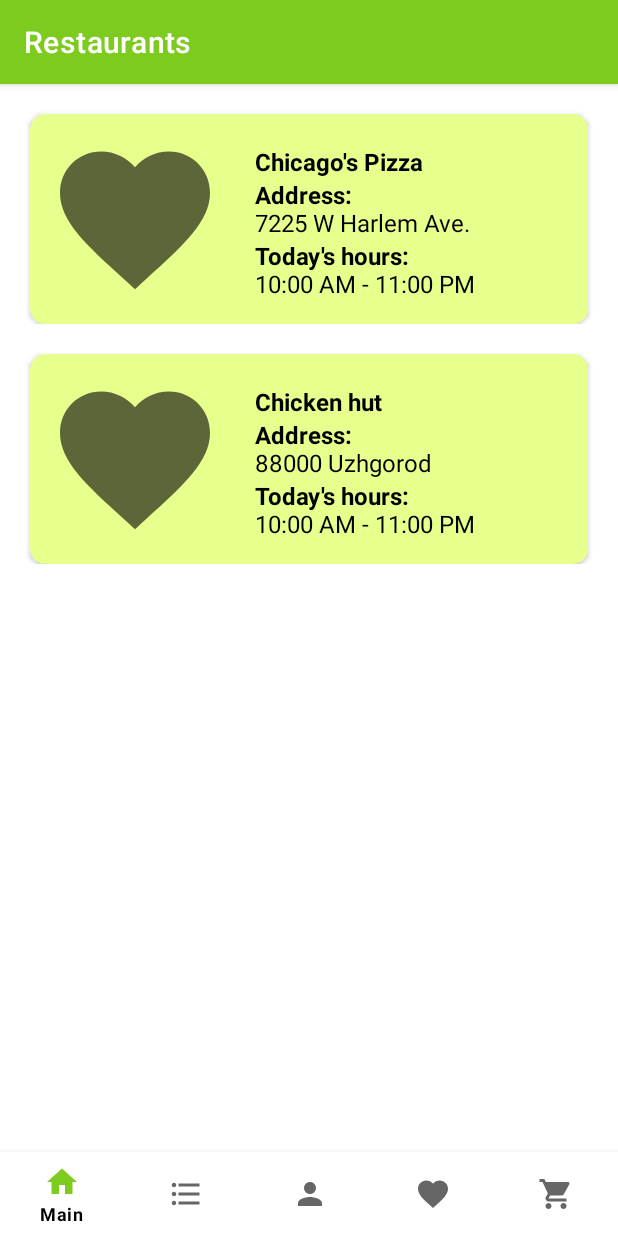
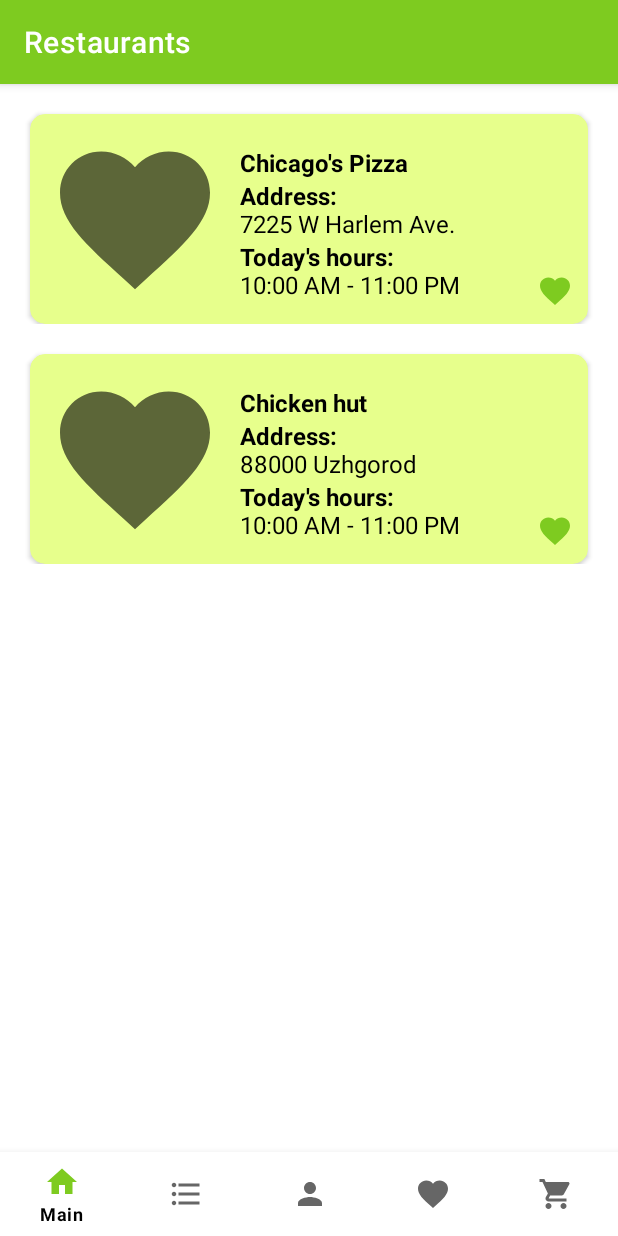
Before and after one commit to sergeykonar/foodDelivery2.0, an Android app: the screen it shows after launch (MainActivity), on a phone screen of 412 x 824 dp. Run offline under Robolectric (Android 15) with nearby library versions, the phone set to English and light mode, and no system bars; our stand-ins replace Room's generated code, navigation-ui; pictures from the network do not load.

Commit message:
Like button added

```diff
--- a/app/src/main/java/com/example/kondadeliveryapp/adapters/RestaurantsAdapter.java
+++ b/app/src/main/java/com/example/kondadeliveryapp/adapters/RestaurantsAdapter.java
@@ -7,6 +7,7 @@ import android.text.Html;
 import android.view.LayoutInflater;
 import android.view.View;
 import android.view.ViewGroup;
+import android.widget.ImageButton;
 import android.widget.ImageView;
 import android.widget.TextView;
 
@@ -57,9 +58,15 @@ public class RestaurantsAdapter extends RecyclerView.Adapter<RestaurantsAdapter.
 
         holder.cardView.setOnClickListener(cardListener);
         holder.cardView.setTag(position);
-
+        holder.likeBtn.setOnClickListener(l);
     }
 
+    private final View.OnClickListener l = new View.OnClickListener() {
+        @Override
+        public void onClick(View v) {
+
+        }
+    };
 
 
     private final View.OnClickListener cardListener = new View.OnClickListener() {
@@ -91,7 +98,7 @@ public class RestaurantsAdapter extends RecyclerView.Adapter<RestaurantsAdapter.
         TextView restaurantHours;
         ImageView thumbImage;
         CardView cardView;
-
+        ImageButton likeBtn;
         public MyViewHolder(View view) {
             super(view);
             restaurantName = view.findViewById(R.id.restaurantName);
@@ -99,6 +106,7 @@ public class RestaurantsAdapter extends RecyclerView.Adapter<RestaurantsAdapter.
             restaurantHours = view.findViewById(R.id.restaurantHours);
             thumbImage = view.findViewById(R.id.thumbImage);
             cardView = view.findViewById(R.id.cardView);
+            likeBtn = view.findViewById(R.id.likeBtn);
         }
     }
 }
--- /dev/null
+++ b/app/src/main/res/drawable/like_button_selector.xml
@@ -0,0 +1,14 @@
+<?xml version="1.0" encoding="utf-8"?>
+<selector xmlns:android="http://schemas.android.com/apk/res/android">
+
+    <item android:state_pressed="true" android:color="@color/white" />
+
+    <item android:state_activated="true" android:color="@color/white" />
+
+
+    <item android:color="@color/darkGreen"  >
+
+    </item>
+
+
+</selector>
--- a/app/src/main/res/layout/restaurant.xml
+++ b/app/src/main/res/layout/restaurant.xml
@@ -1,34 +1,45 @@
 <?xml version="1.0" encoding="utf-8"?>
 <androidx.constraintlayout.widget.ConstraintLayout xmlns:android="http://schemas.android.com/apk/res/android"
+    xmlns:app="http://schemas.android.com/apk/res-auto"
+    xmlns:tools="http://schemas.android.com/tools"
+    android:layout_width="match_parent"
+    android:layout_height="wrap_content">
+
+    <androidx.cardview.widget.CardView
+        android:id="@+id/cardView"
         android:layout_width="match_parent"
         android:layout_height="wrap_content"
-    xmlns:app="http://schemas.android.com/apk/res-auto">
-    <androidx.cardview.widget.CardView android:id="@+id/cardView"
+        android:layout_margin="20dp"
+        android:backgroundTint="@color/lightGreen"
+        app:cardCornerRadius="10dp"
+        app:layout_constraintEnd_toEndOf="parent"
+        app:layout_constraintStart_toStartOf="parent"
+
+        app:layout_constraintTop_toTopOf="parent">
+
+        <androidx.constraintlayout.widget.ConstraintLayout
             android:layout_width="match_parent"
-        android:layout_height="wrap_content"
-        app:layout_constraintStart_toStartOf="parent"
-        app:layout_constraintEnd_toEndOf="parent"
-        app:layout_constraintTop_toTopOf="parent"
-        app:cardCornerRadius="10dp"
-        android:layout_margin="20dp"
+            android:layout_height="match_parent"
+            android:layout_margin="10dp">
 
-        android:backgroundTint="@color/lightGreen"
-        >
-
-        <ImageView android:id="@+id/thumbImage"
+            <ImageView
+                android:id="@+id/thumbImage"
                 android:layout_width="120dp"
                 android:layout_height="120dp"
                 android:layout_gravity="start"
-            android:layout_margin="10dp"
-            />
+                android:layout_margin="0dp"
+
+                app:layout_constraintBottom_toBottomOf="parent"
+                app:layout_constraintStart_toStartOf="parent" />
 
             <LinearLayout
-            android:layout_width="match_parent"
+                android:layout_width="wrap_content"
                 android:layout_height="wrap_content"
+                android:layout_gravity="center_vertical"
                 android:orientation="vertical"
-            android:layout_marginStart="140dp"
-            android:layout_gravity="center_vertical"
-            >
+                app:layout_constraintBottom_toBottomOf="parent"
+                app:layout_constraintStart_toEndOf="@+id/thumbImage"
+                app:layout_constraintTop_toTopOf="parent">
 
                 <TextView
                     android:id="@+id/restaurantName"
@@ -37,35 +48,49 @@
                     android:layout_marginStart="10dp"
                     android:layout_marginTop="05dp"
                     android:layout_marginEnd="10dp"
-                android:textStyle="bold"
+                    android:textColor="@color/black"
+                    android:textSize="16sp"
+                    android:textStyle="bold" />
+
+                <TextView
+                    android:id="@+id/restaurantAddress"
+                    android:layout_width="wrap_content"
+                    android:layout_height="wrap_content"
+                    android:layout_marginStart="10dp"
+
+                    android:layout_marginEnd="10dp"
                     android:textColor="@color/black"
                     android:textSize="16sp" />
 
-            <TextView android:id="@+id/restaurantAddress"
+                <TextView
+                    android:id="@+id/restaurantHours"
                     android:layout_width="wrap_content"
                     android:layout_height="wrap_content"
-                android:textSize="16sp"
+                    android:layout_marginStart="10dp"
+
+                    android:layout_marginEnd="10dp"
 
                     android:textColor="@color/black"
-                android:layout_marginStart="10dp"
-                android:layout_marginEnd="10dp"
-                />
-
-            <TextView android:id="@+id/restaurantHours"
-                android:layout_width="wrap_content"
-                android:layout_height="wrap_content"
                     android:textSize="16sp"
-
-                android:textColor="@color/black"
-
-                android:layout_marginStart="10dp"
-                android:layout_marginEnd="10dp"
 
                     />
 
 
             </LinearLayout>
 
+            <ImageButton
+                android:id="@+id/likeBtn"
+                android:layout_width="wrap_content"
+                android:layout_height="wrap_content"
+                android:background="@android:color/transparent"
+                android:clickable="false"
+                android:longClickable="false"
+                app:tint="@drawable/like_button_selector"
+                app:layout_constraintBottom_toBottomOf="parent"
+                app:layout_constraintEnd_toEndOf="parent"
+                app:srcCompat="@drawable/ic_baseline_favorite_24" />
+        </androidx.constraintlayout.widget.ConstraintLayout>
+
 
     </androidx.cardview.widget.CardView>
 
```
Lines whose indentation alone changed are shown as unchanged.
